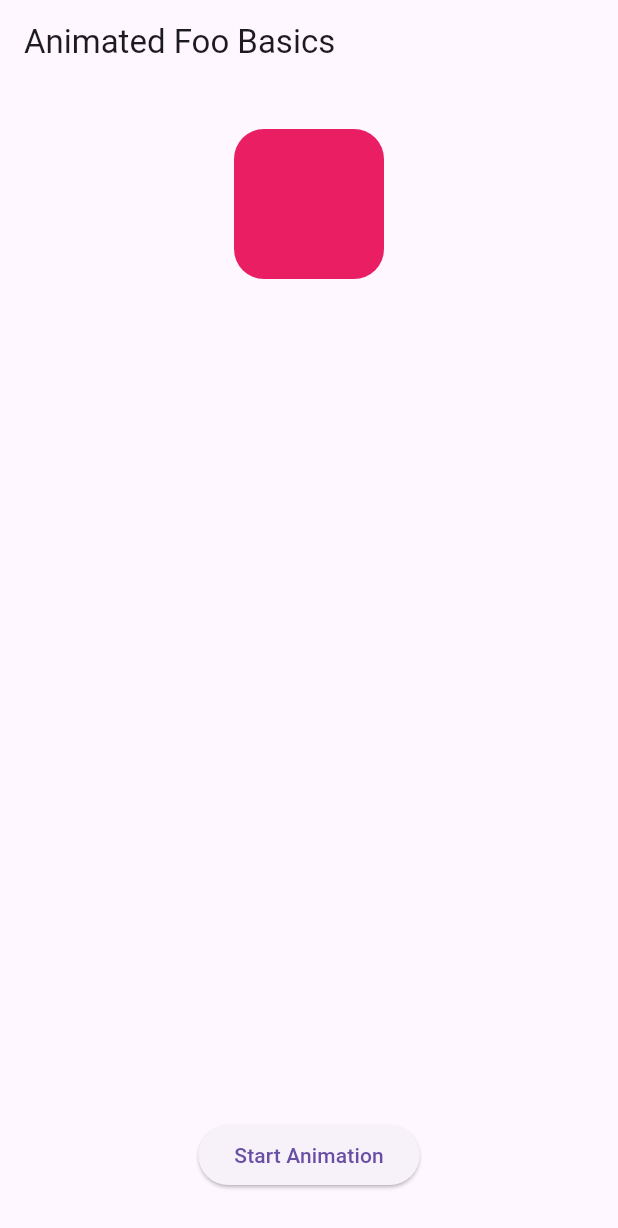
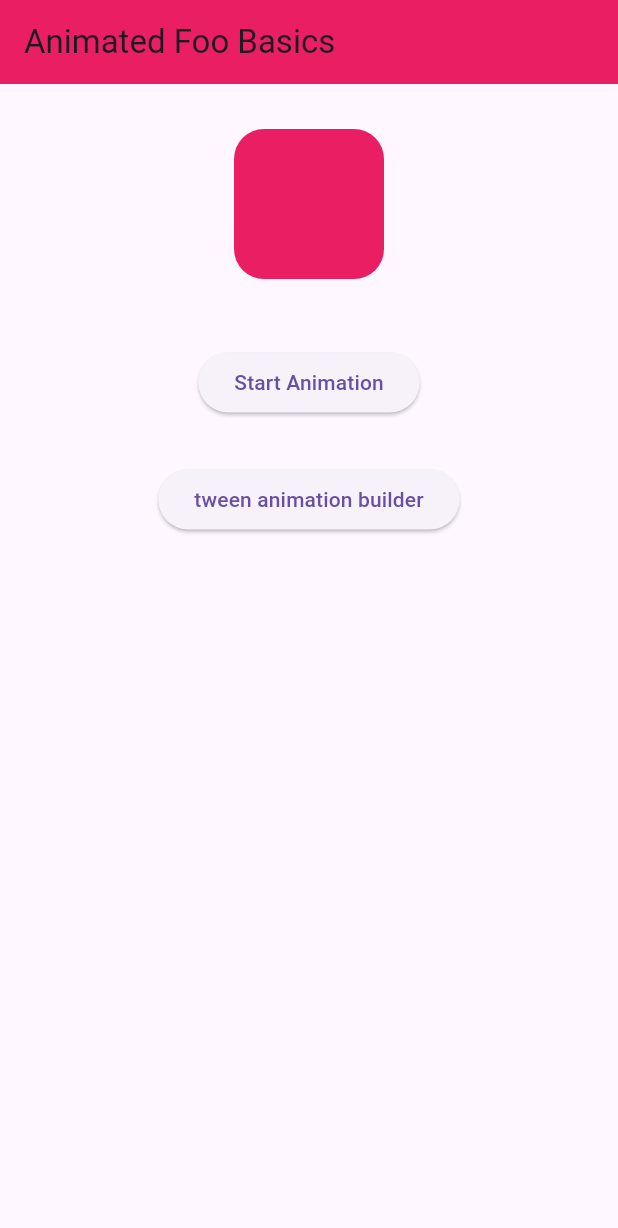
Before and after one commit to AYA837/Animation_tutorial, a Flutter app: the screen it shows after launch, on a phone screen of 412 x 824 dp. Shown: the top 1228 px of the screen. Run offline on Flutter 3.47's test engine with Material 3 defaults, Android fonts, the phone set to English and light mode, and no system bars.

Commit message:
added the tween builder section

```diff
--- a/lib/home_screen.dart
+++ b/lib/home_screen.dart
@@ -1,4 +1,5 @@
 import 'package:flutter/material.dart';
+import 'package:my_app/NextScreen.dart';
 
 class HomeScreen extends StatefulWidget {
   const HomeScreen({super.key});
@@ -10,7 +11,6 @@ class HomeScreen extends StatefulWidget {
 //external functions need to be inside the class always remember that
 
 class _HomeScreenState extends State<HomeScreen> {
-
   //to control the dimension of the stupid element we built
   //everytime we press the button the width and height changes depending on what's inside the on pressed changes
   double _dimension = 100;
@@ -18,17 +18,32 @@ class _HomeScreenState extends State<HomeScreen> {
   @override
   Widget build(BuildContext context) {
     return Scaffold(
-      appBar: AppBar(
-        title: const Text('Animated Foo Basics'),
-      ),
+      appBar: AppBar(title: const Text('Animated Foo Basics') , backgroundColor: Colors.pink,),
       body: Center(
         child: Column(
           children: [
             const SizedBox(height: 30),
             _containerWidget(),
-            const Spacer(),
+            const SizedBox(height: 45,),
             _buttonWidget(),
             const SizedBox(height: 30),
+
+
+            ElevatedButton(
+              // Within the `FirstRoute` widget:
+              onPressed: () {
+
+                //first time learning how to navigate from a page to another
+                Navigator.push(
+                  context,
+                  MaterialPageRoute<void>(
+                    builder: (context) => const NextScreen(),
+                  ),
+                );
+              },
+
+              child:const Text("tween animation builder"),
+            ),
           ],
         ),
       ),
@@ -37,9 +52,8 @@ class _HomeScreenState extends State<HomeScreen> {
 
   Widget _containerWidget() {
     return AnimatedContainer(
-
       //duration is needed in Animated-element
-      duration:const Duration(seconds: 1) ,
+      duration: const Duration(seconds: 1),
 
       //the curves section is explained below , for now every animated widget takes a curve property to decide which shape to take when animating
       //the types of curves are available in the official website of the flutter curve classes
@@ -48,16 +62,15 @@ class _HomeScreenState extends State<HomeScreen> {
       height: _dimension,
 
       decoration: _getBoxDecoration(),
-
     );
   }
 
-   BoxDecoration _getBoxDecoration(){
-      return BoxDecoration(
-        color: Colors.pink,
-       borderRadius: BorderRadius.circular(20),
-      );
-   }
+  BoxDecoration _getBoxDecoration() {
+    return BoxDecoration(
+      color: Colors.pink,
+      borderRadius: BorderRadius.circular(20),
+    );
+  }
   //everytime the button is pressed the scafold is rebuilt over again with the new changes
 
   Widget _buttonWidget() {
```
Also changed, not shown: lib/NextScreen.dart (added, +42 -0 lines).
